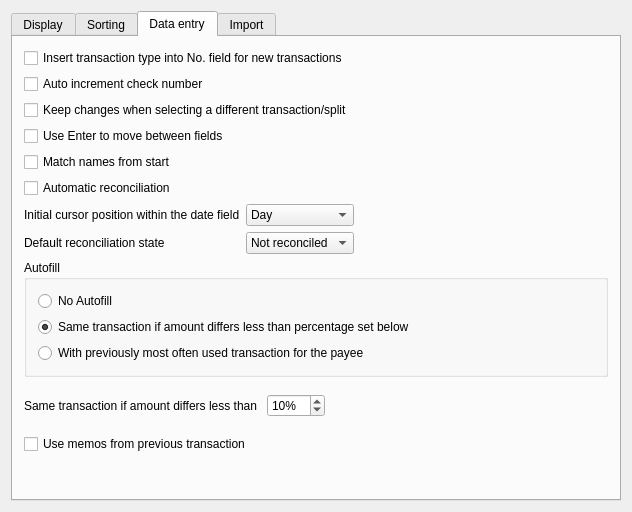
The window that kmymoney/dialogs/settings/ksettingsregister.ui (KDE/kmymoney) describes before a commit, drawn with Qt 5.
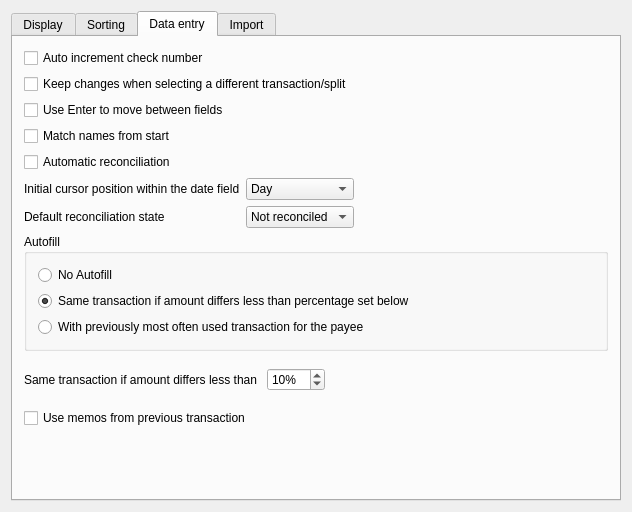
The same window after the commit. The open tabs and pages were chosen to show the change. Custom widgets are drawn as their Qt base class.

Commit message:
Remove not implemented settings option "Insert transaction type into No. field for new transactions
BUG:426151
FIXED-IN:5.1.1

```diff
--- a/kmymoney/dialogs/settings/ksettingsregister.ui
+++ b/kmymoney/dialogs/settings/ksettingsregister.ui
@@ -187,13 +187,6 @@
        <string>Data entry</string>
       </attribute>
       <layout class="QVBoxLayout" name="verticalLayout_2">
-       <item>
-        <widget class="QCheckBox" name="kcfg_CopyTypeToNr">
-         <property name="text">
-          <string>Insert transaction type into No. field for new transactions</string>
-         </property>
-        </widget>
-       </item>
        <item>
         <widget class="QCheckBox" name="kcfg_AutoIncCheckNumber">
          <property name="text">
```
The commit also changes 2 other files.
